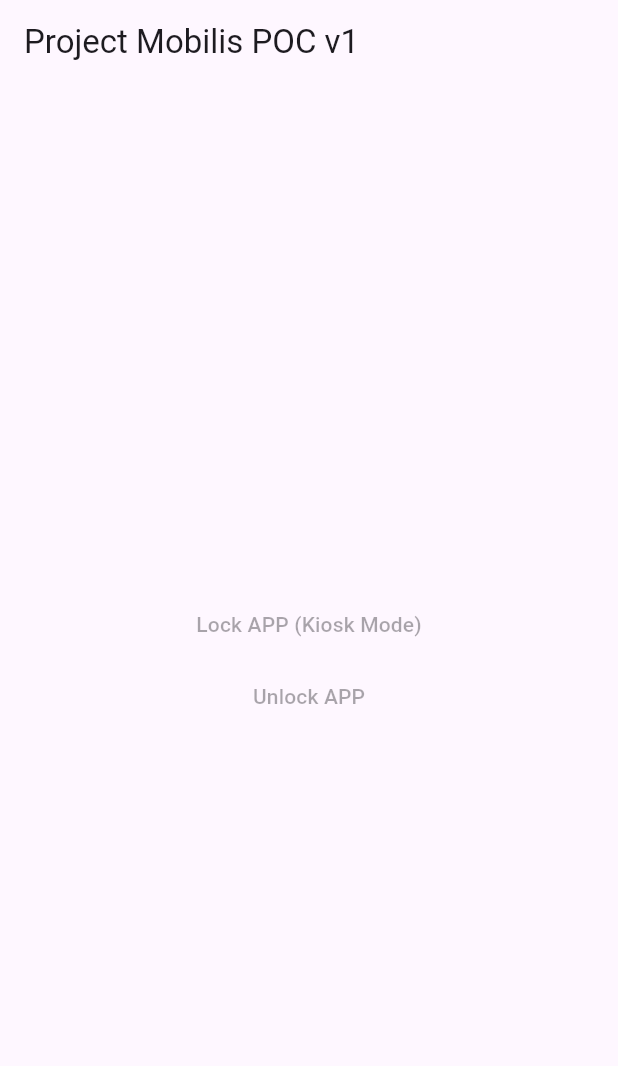
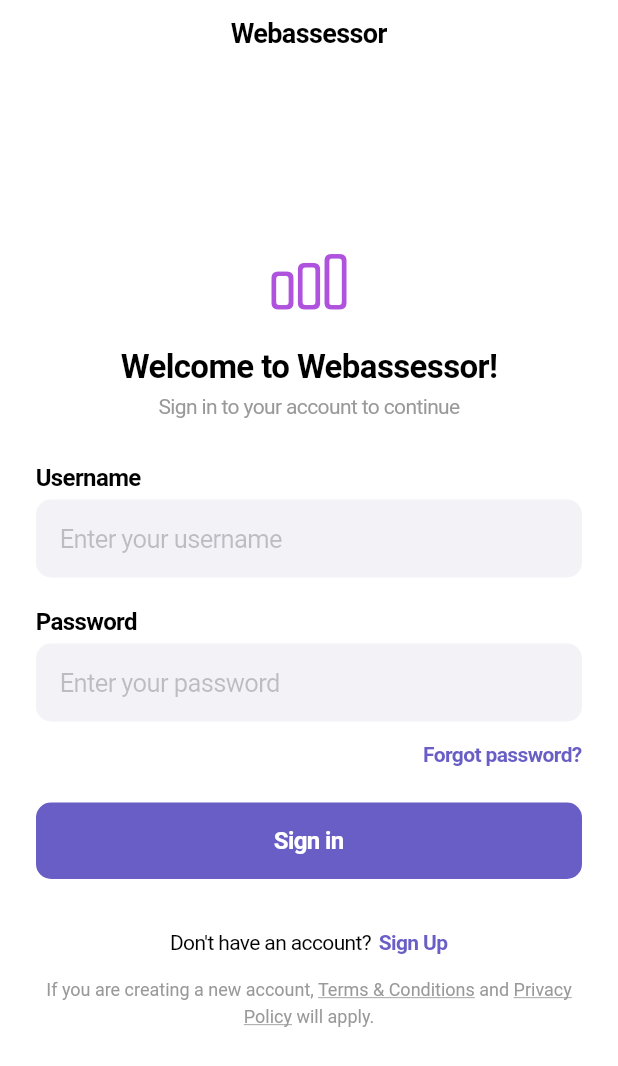
Before and after one commit to arostata/mobilis_poc_v1, a Flutter app: the screen it shows after launch, on a phone screen of 412 x 824 dp. Shown: the top 1066 px of the screen. Run offline on Flutter 3.47's test engine with Material 3 defaults, Android fonts, the phone set to English and light mode, and no system bars.

Commit message:
Temporary changed the content into Login screen.

```diff
--- a/lib/main.dart
+++ b/lib/main.dart
@@ -1,8 +1,5 @@
-import 'dart:io';
-import 'package:flutter/material.dart';
-import 'package:flutter/services.dart';
-import 'package:kiosk_mode/kiosk_mode.dart';
-import 'package:no_screenshot/no_screenshot.dart';
+import 'package:flutter/cupertino.dart';
+import 'package:flutter/gestures.dart';
 
 void main() {
   runApp(const MyApp());
@@ -13,110 +10,213 @@ class MyApp extends StatelessWidget {
 
   @override
   Widget build(BuildContext context) {
-    return MaterialApp(
-      title: 'Webassessor',
-      theme: ThemeData(
-        colorScheme: ColorScheme.fromSeed(seedColor: Colors.deepPurple),
+    return CupertinoApp(
+      debugShowCheckedModeBanner: false,
+      theme: CupertinoThemeData(
+        primaryColor: Color(0xFF685EC5), // Set primary color
       ),
-      home: const MyHomePage(title: 'Project Mobilis POC v1'),
+      home: const SignInScreen(),
     );
   }
 }
 
-class MyHomePage extends StatefulWidget {
-  const MyHomePage({super.key, required this.title});
-
-  final String title;
-
-  @override
-  State<MyHomePage> createState() => _MyHomePageState();
-}
-
-class _MyHomePageState extends State<MyHomePage> {
-  late final Stream<KioskMode> _currentMode = watchKioskMode();
-  final _noScreenshot = NoScreenshot.instance;
-
-  void _showSnackBar(String message) => ScaffoldMessenger.of(
-    context,
-  ).showSnackBar(SnackBar(content: Text(message)));
-
-  void _handleStart(bool didStart) async {
-    await _noScreenshot.screenshotOff();
-    SystemChrome.setEnabledSystemUIMode(SystemUiMode.immersiveSticky);
-    if (!didStart && Platform.isIOS) {
-      _showSnackBar(_unsupportedMessage);
-    }
-  }
-
-  void _handleStop(bool? didStop) async {
-    await _noScreenshot.screenshotOn();
-    SystemChrome.setEnabledSystemUIMode(SystemUiMode.edgeToEdge);
-    if (didStop == false) {
-      _showSnackBar(
-        'Kiosk mode could not be stopped or was not active to begin with.',
-      );
-    }
-  }
+class SignInScreen extends StatelessWidget {
+  const SignInScreen({super.key});
 
   @override
   Widget build(BuildContext context) {
-    return Scaffold(
-      appBar: AppBar(title: Text(widget.title)),
-      body: Center(
-        child: StreamBuilder<KioskMode>(
-          stream: _currentMode,
-          builder: (context, snapshot) {
-            final mode = snapshot.data;
-            final message =
-                mode == null
-                    ? 'Can\'t determine the mode'
-                    : 'Current mode: $mode';
-
-            return Column(
-              mainAxisSize: MainAxisSize.min,
+    return CupertinoPageScaffold(
+      navigationBar: CupertinoNavigationBar(
+        middle: Text("Webassessor", style: TextStyle(fontSize: 18)),
+      ),
+      child: SafeArea(
+        child: Center(
+          child: SingleChildScrollView(
+            padding: const EdgeInsets.symmetric(horizontal: 24.0),
+            child: ConstrainedBox(
+              constraints: BoxConstraints(
+                maxWidth:
+                    400, // Limits the width for a better layout on tablets
+              ),
+              child: Column(
                 mainAxisAlignment: MainAxisAlignment.center,
                 crossAxisAlignment: CrossAxisAlignment.center,
                 children: [
-                MaterialButton(
-                  onPressed: switch (mode) {
-                    null || KioskMode.enabled => null,
-                    KioskMode.disabled =>
-                      () => startKioskMode().then(_handleStart),
+                  Icon(
+                    CupertinoIcons.chart_bar,
+                    size: 50,
+                    color: CupertinoColors.systemPurple,
+                  ),
+                  const SizedBox(height: 20),
+
+                  Text(
+                    "Welcome to Webassessor!",
+                    style: TextStyle(fontSize: 22, fontWeight: FontWeight.bold),
+                    textAlign: TextAlign.center,
+                  ),
+                  const SizedBox(height: 5),
+                  Text(
+                    "Sign in to your account to continue",
+                    style: TextStyle(
+                      fontSize: 14,
+                      color: CupertinoColors.inactiveGray,
+                    ),
+                    textAlign: TextAlign.center,
+                  ),
+                  const SizedBox(height: 30),
+
+                  Align(
+                    alignment: Alignment.centerLeft,
+                    child: Text(
+                      "Username",
+                      style: TextStyle(
+                        fontSize: 16,
+                        fontWeight: FontWeight.w600,
+                      ),
+                    ),
+                  ),
+                  const SizedBox(height: 5),
+                  CupertinoTextField(
+                    placeholder: "Enter your username",
+                    padding: const EdgeInsets.all(16),
+                    decoration: BoxDecoration(
+                      color: CupertinoColors.systemGrey6,
+                      borderRadius: BorderRadius.circular(10),
+                    ),
+                  ),
+                  const SizedBox(height: 20),
+
+                  Align(
+                    alignment: Alignment.centerLeft,
+                    child: Text(
+                      "Password",
+                      style: TextStyle(
+                        fontSize: 16,
+                        fontWeight: FontWeight.w600,
+                      ),
+                    ),
+                  ),
+                  const SizedBox(height: 5),
+                  CupertinoTextField(
+                    obscureText: true,
+                    placeholder: "Enter your password",
+                    padding: const EdgeInsets.all(16),
+                    decoration: BoxDecoration(
+                      color: CupertinoColors.systemGrey6,
+                      borderRadius: BorderRadius.circular(10),
+                    ),
+                  ),
+
+                  Align(
+                    alignment: Alignment.centerRight,
+                    child: CupertinoButton(
+                      padding: EdgeInsets.zero,
+                      onPressed: () {},
+                      child: Text(
+                        "Forgot password?",
+                        style: TextStyle(
+                          fontSize: 14,
+                          color: CupertinoTheme.of(context).primaryColor,
+                          fontWeight: FontWeight.bold,
+                        ),
+                      ),
+                    ),
+                  ),
+
+                  const SizedBox(height: 10),
+
+                  SizedBox(
+                    width: double.infinity,
+                    child: CupertinoButton.filled(
+                      borderRadius: BorderRadius.circular(10),
+                      onPressed: () {},
+                      child: Text(
+                        "Sign in",
+                        style: TextStyle(
+                          fontSize: 16,
+                          fontWeight: FontWeight.bold,
+                        ),
+                      ),
+                    ),
+                  ),
+
+                  const SizedBox(height: 20),
+
+                  Row(
+                    mainAxisAlignment: MainAxisAlignment.center,
+                    children: [
+                      Text(
+                        "Don't have an account?",
+                        style: TextStyle(fontSize: 14),
+                      ),
+                      SizedBox(width: 5), // Added spacing
+                      CupertinoButton(
+                        padding: EdgeInsets.zero,
+                        onPressed: () {},
+                        child: Text(
+                          "Sign Up",
+                          style: TextStyle(
+                            fontSize: 14,
+                            color: CupertinoTheme.of(context).primaryColor,
+                            fontWeight: FontWeight.bold,
+                          ),
+                        ),
+                      ),
+                    ],
+                  ),
+
+                  Padding(
+                    padding: const EdgeInsets.only(bottom: 20),
+                    child: RichText(
+                      textAlign: TextAlign.center,
+                      text: TextSpan(
+                        style: TextStyle(
+                          fontSize: 12,
+                          height: 1.5,
+                          color: CupertinoColors.inactiveGray,
+                        ),
+                        children: [
+                          const TextSpan(
+                            text: "If you are creating a new account, ",
+                          ),
+                          TextSpan(
+                            text: "Terms & Conditions",
+                            style: TextStyle(
+                              height: 1.5,
+                              decoration: TextDecoration.underline,
+                            ),
+                            recognizer:
+                                TapGestureRecognizer()
+                                  ..onTap = () {
+                                    // Handle Terms & Conditions click
+                                    print("Terms & Conditions Clicked");
                                   },
-                  child: const Text('Lock APP (Kiosk Mode)'),
                           ),
-                MaterialButton(
-                  onPressed: switch (mode) {
-                    null || KioskMode.disabled => null,
-                    KioskMode.enabled =>
-                      () => stopKioskMode().then(_handleStop),
+                          const TextSpan(text: " and "),
+                          TextSpan(
+                            text: "Privacy Policy",
+                            style: TextStyle(
+                              decoration: TextDecoration.underline,
+                              height: 1.5,
+                            ),
+                            recognizer:
+                                TapGestureRecognizer()
+                                  ..onTap = () {
+                                    // Handle Privacy Policy click
+                                    print("Privacy Policy Clicked");
                                   },
-                  child: const Text('Unlock APP'),
                           ),
-                /*MaterialButton(
-                  onPressed: () => isManagedKiosk()
-                      .then((isManaged) => 'Kiosk is managed: $isManaged')
-                      .then(_showSnackBar),
-                  child: const Text('Check if managed'),
+                          const TextSpan(text: " will apply."),
+                        ],
                       ),
-                MaterialButton(
-                  onPressed: () => getKioskMode()
-                      .then((mode) => 'Kiosk mode: $mode')
-                      .then(_showSnackBar),
-                  child: const Text('Check mode'),
                     ),
-                Text(message),*/
+                  ),
                 ],
-            );
-          },
+              ),
+            ),
+          ),
         ),
       ),
     );
   }
 }
-
-const _unsupportedMessage = '''
-Single App mode is supported only for devices that are supervised
-using Mobile Device Management (MDM) and the app itself must
-be enabled for this mode by MDM.
-''';
```
Lines whose indentation alone changed are shown as unchanged.
